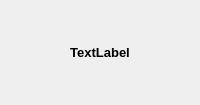
First picture: the form in src/infowidget.ui, repository mtonin/gestcassa, before the edit.
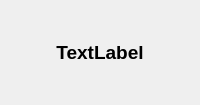
Second picture: the form after the edit.

```diff
--- a/src/infowidget.ui
+++ b/src/infowidget.ui
@@ -42,7 +42,7 @@
     <widget class="QLabel" name="infoLbl">
      <property name="font">
       <font>
-       <pointsize>10</pointsize>
+       <pointsize>14</pointsize>
        <weight>75</weight>
        <bold>true</bold>
       </font>
```
